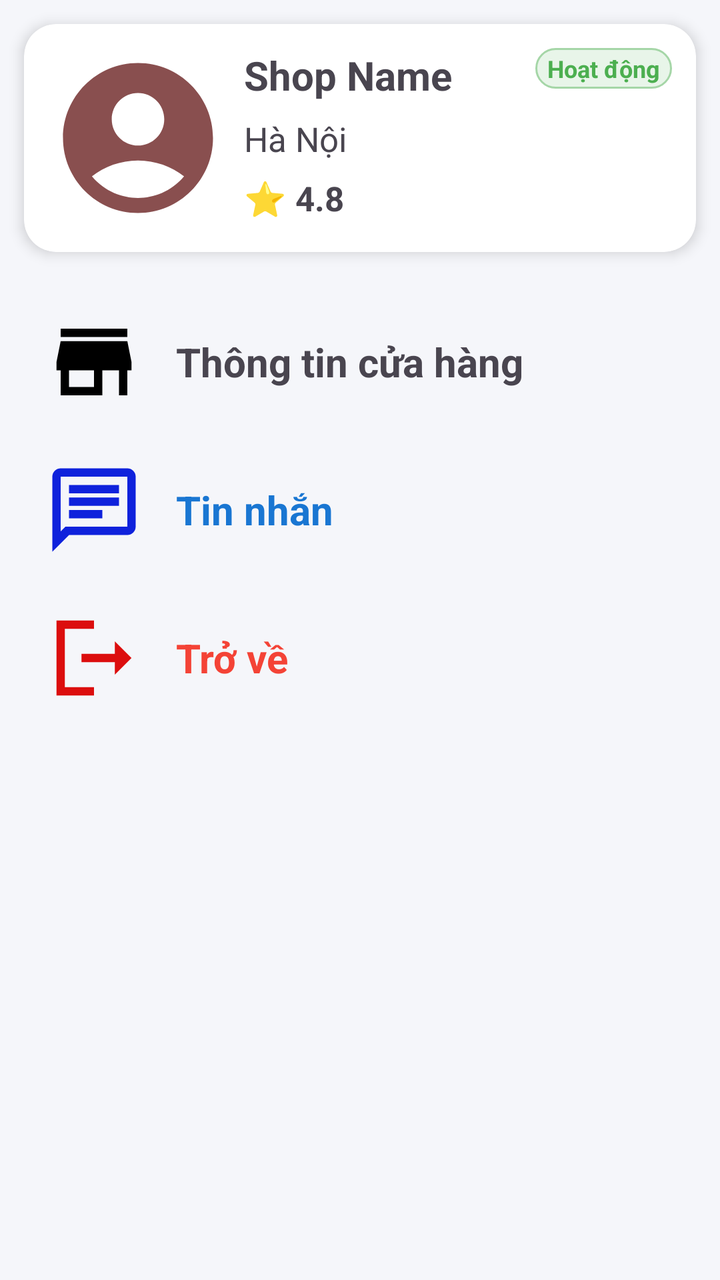
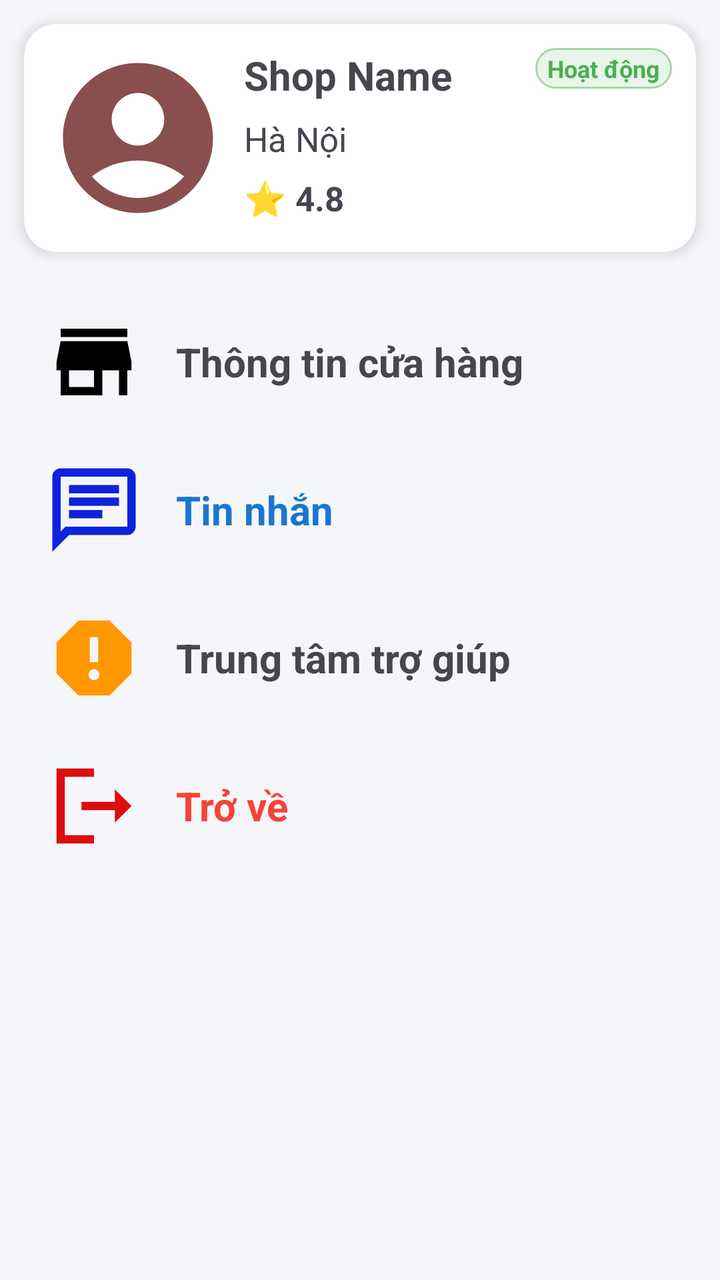

An Android layout rendered at two revisions. The XML below is the earlier revision; the diff shows what the commit changed to produce the second picture.
<!-- AndroidManifest.xml: application theme Theme.EcommerceApp -->
<!-- res/layout/fragment_seller_shop.xml -->
<?xml version="1.0" encoding="utf-8"?>
<androidx.constraintlayout.widget.ConstraintLayout
    xmlns:android="http://schemas.android.com/apk/res/android"
    xmlns:app="http://schemas.android.com/apk/res-auto"
    xmlns:tools="http://schemas.android.com/tools"
    android:layout_width="match_parent"
    android:layout_height="match_parent"
    android:background="@color/background_light"
    tools:context=".ui.fragment.seller.shop.SellerShopFragment">

    
    <androidx.cardview.widget.CardView
        android:id="@+id/cardShopInfo"
        android:layout_width="0dp"
        android:layout_height="wrap_content"
        android:layout_margin="@dimen/screen_padding_small"
        app:cardBackgroundColor="@color/white"
        app:cardCornerRadius="16dp"
        app:cardElevation="4dp"
        app:layout_constraintTop_toTopOf="parent"
        app:layout_constraintStart_toStartOf="parent"
        app:layout_constraintEnd_toEndOf="parent">

        <androidx.constraintlayout.widget.ConstraintLayout
            android:layout_width="match_parent"
            android:layout_height="wrap_content"
            android:padding="12dp">

            <ImageView
                android:id="@+id/imgShopAvatar"
                android:layout_width="90dp"
                android:layout_height="90dp"
                android:contentDescription="@string/desc_image"
                android:src="@drawable/ic_avatar"
                android:scaleType="centerCrop"
                app:layout_constraintStart_toStartOf="parent"
                app:layout_constraintTop_toTopOf="parent"
                app:layout_constraintBottom_toBottomOf="parent"/>

            <TextView
                android:id="@+id/tvShopName"
                android:layout_width="0dp"
                android:layout_height="wrap_content"
                android:layout_marginStart="8dp"
                android:text="@string/seller_shop_default_name"
                android:textSize="20sp"
                android:textStyle="bold"
                android:maxLines="1"
                android:ellipsize="end"
                app:layout_constraintStart_toEndOf="@id/imgShopAvatar"
                app:layout_constraintTop_toTopOf="@id/imgShopAvatar"
                app:layout_constraintEnd_toStartOf="@id/tvShopStatus"/>

            <TextView
                android:id="@+id/tvShopStatus"
                android:layout_width="wrap_content"
                android:layout_height="wrap_content"
                android:layout_marginStart="6dp"
                android:paddingStart="6dp"
                android:paddingEnd="6dp"
                android:paddingTop="2dp"
                android:paddingBottom="2dp"
                android:text="@string/seller_shop_default_status"
                android:textSize="12sp"
                android:textStyle="bold"
                android:textColor="@color/green"
                android:background="@drawable/bg_shop_status_approved"
                app:layout_constraintTop_toTopOf="@id/tvShopName"
                app:layout_constraintEnd_toEndOf="parent"/>

            <TextView
                android:id="@+id/tvShopAddress"
                android:layout_width="0dp"
                android:layout_height="wrap_content"
                android:layout_marginTop="7dp"
                android:text="@string/seller_shop_default_address"
                android:textSize="17sp"
                android:maxLines="1"
                android:ellipsize="end"
                app:layout_constraintStart_toStartOf="@id/tvShopName"
                app:layout_constraintTop_toBottomOf="@id/tvShopName"
                app:layout_constraintEnd_toEndOf="parent"/>

            <TextView
                android:id="@+id/tvShopRating"
                android:layout_width="wrap_content"
                android:layout_height="wrap_content"
                android:layout_marginTop="7dp"
                android:text="@string/seller_shop_default_rating"
                android:textSize="17sp"
                android:textStyle="bold"
                app:layout_constraintStart_toStartOf="@id/tvShopName"
                app:layout_constraintTop_toBottomOf="@id/tvShopAddress"/>

        </androidx.constraintlayout.widget.ConstraintLayout>

    </androidx.cardview.widget.CardView>

    

    <LinearLayout
        android:id="@+id/itemShopInfo"
        android:layout_width="0dp"
        android:layout_height="wrap_content"
        android:orientation="horizontal"
        android:padding="6dp"
        android:layout_marginTop="24dp"
        android:layout_marginHorizontal="16dp"
        android:gravity="center_vertical"
        android:background="?attr/selectableItemBackground"
        app:layout_constraintTop_toBottomOf="@id/cardShopInfo"
        app:layout_constraintStart_toStartOf="parent"
        app:layout_constraintEnd_toEndOf="parent"
        android:clickable="true"
        android:focusable="true">

        <ImageView
            android:layout_width="50dp"
            android:layout_height="50dp"
            android:src="@drawable/ic_shop"
            android:contentDescription="@string/desc_image"/>

        <TextView
            android:layout_width="wrap_content"
            android:layout_height="wrap_content"
            android:layout_marginStart="16dp"
            android:text="@string/seller_shop_info"
            android:textSize="20sp"
            android:textStyle="bold"/>
    </LinearLayout>

    
    <LinearLayout
        android:id="@+id/itemChat"
        android:layout_width="0dp"
        android:layout_height="wrap_content"
        android:orientation="horizontal"
        android:padding="6dp"
        android:layout_marginTop="12dp"
        android:layout_marginHorizontal="16dp"
        android:gravity="center_vertical"
        android:background="?attr/selectableItemBackground"
        app:layout_constraintTop_toBottomOf="@id/itemShopInfo"
        app:layout_constraintStart_toStartOf="parent"
        app:layout_constraintEnd_toEndOf="parent"
        android:clickable="true"
        android:focusable="true">

        <ImageView
            android:layout_width="50dp"
            android:layout_height="50dp"
            android:src="@drawable/ic_chat"
            android:contentDescription="@string/desc_image"/>

        <TextView
            android:layout_width="wrap_content"
            android:layout_height="wrap_content"
            android:layout_marginStart="16dp"
            android:text="@string/chat"
            android:textSize="20sp"
            android:textStyle="bold"
            android:textColor="@color/blue"/>
    </LinearLayout>

    
    <LinearLayout
        android:id="@+id/itemLogout"
        android:layout_width="0dp"
        android:layout_height="wrap_content"
        android:orientation="horizontal"
        android:padding="6dp"
        android:layout_marginTop="12dp"
        android:layout_marginHorizontal="16dp"
        android:gravity="center_vertical"
        android:background="?attr/selectableItemBackground"
        app:layout_constraintTop_toBottomOf="@id/itemChat"
        app:layout_constraintStart_toStartOf="parent"
        app:layout_constraintEnd_toEndOf="parent"
        android:clickable="true"
        android:focusable="true">

        <ImageView
            android:layout_width="50dp"
            android:layout_height="50dp"
            android:src="@drawable/ic_logout"
            android:contentDescription="@string/desc_image"/>

        <TextView
            android:layout_width="wrap_content"
            android:layout_height="wrap_content"
            android:layout_marginStart="16dp"
            android:text="@string/seller_shop_back"
            android:textSize="20sp"
            android:textColor="@color/red"
            android:textStyle="bold"/>
    </LinearLayout>
    
    <com.google.android.material.button.MaterialButton
        android:id="@+id/btnCancelRegistration"
        android:layout_width="wrap_content"
        android:layout_height="wrap_content"
        android:layout_marginTop="32dp"
        android:text="Hủy yêu cầu đăng ký Shop"
        android:visibility="gone"
        app:backgroundTint="@color/red"
        app:cornerRadius="8dp"
        app:layout_constraintTop_toBottomOf="@id/itemLogout"
        app:layout_constraintStart_toStartOf="parent"
        app:layout_constraintEnd_toEndOf="parent"
        tools:visibility="visible"/>

</androidx.constraintlayout.widget.ConstraintLayout>
<!-- resources referenced by this layout -->
<resources>
  <color name="background_light">#F5F6FA</color>
  <color name="blue">#1976D2</color>
  <color name="green">#4CAF50</color>
  <color name="red">#F44336</color>
  <color name="white">#FFFFFFFF</color>
  <dimen name="screen_padding_small">12dp</dimen>
  <!-- drawable bg_shop_status_approved (drawable) -->
  <?xml version="1.0" encoding="utf-8"?>
  <shape xmlns:android="http://schemas.android.com/apk/res/android"
      android:shape="rectangle">
      <solid android:color="#E8F5E9" />
      <corners android:radius="16dp" />
      <stroke android:width="1dp" android:color="#A5D6A7" />
  </shape>
  <!-- drawable ic_avatar (drawable) -->
  <vector xmlns:android="http://schemas.android.com/apk/res/android" android:height="24dp" android:tint="#894F4F" android:viewportHeight="24" android:viewportWidth="24" android:width="24dp">
        
      <path android:fillColor="@android:color/white" android:pathData="M12,2C6.48,2 2,6.48 2,12s4.48,10 10,10s10,-4.48 10,-10S17.52,2 12,2zM12,6c1.93,0 3.5,1.57 3.5,3.5S13.93,13 12,13s-3.5,-1.57 -3.5,-3.5S10.07,6 12,6zM12,20c-2.03,0 -4.43,-0.82 -6.14,-2.88C7.55,15.8 9.68,15 12,15s4.45,0.8 6.14,2.12C16.43,19.18 14.03,20 12,20z"/>
      
  </vector>
  <!-- drawable ic_logout (drawable) -->
  <vector xmlns:android="http://schemas.android.com/apk/res/android" android:autoMirrored="true" android:height="24dp" android:tint="#DC0E0E" android:viewportHeight="24" android:viewportWidth="24" android:width="24dp">
        
      <path android:fillColor="@android:color/white" android:pathData="M5,5l7,0l0,-2l-9,0l0,18l9,0l0,-2l-7,0z"/>
        
      <path android:fillColor="@android:color/white" android:pathData="M21,12l-4,-4l0,3l-8,0l0,2l8,0l0,3z"/>
      
  </vector>
  <!-- drawable ic_shop (drawable) -->
  <vector xmlns:android="http://schemas.android.com/apk/res/android" android:height="30dp" android:tint="#000000" android:viewportHeight="24" android:viewportWidth="24" android:width="30dp">
        
      <path android:fillColor="@android:color/white" android:pathData="M20,4L4,4v2h16L20,4zM21,14v-2l-1,-5L4,7l-1,5v2h1v6h10v-6h4v6h2v-6h1zM12,18L6,18v-4h6v4z"/>
      
  </vector>
  <string name="chat">Tin nhắn</string>
  <string name="desc_image">Ảnh</string>
  <string name="seller_shop_back">Trở về</string>
  <string name="seller_shop_default_address">Hà Nội</string>
  <string name="seller_shop_default_name">Shop Name</string>
  <string name="seller_shop_default_rating">⭐ 4.8</string>
  <string name="seller_shop_default_status">Hoạt động</string>
  <string name="seller_shop_info">Thông tin cửa hàng</string>
  <style name="Theme.EcommerceApp" parent="Base.Theme.EcommerceApp" />
  <style name="Base.Theme.EcommerceApp" parent="Theme.Material3.DayNight.NoActionBar">
          
          <item name="colorPrimary">@color/primary_blue</item>
          <item name="colorSecondary">@color/primary_blue</item>
          
          
          <item name="materialButtonStyle">@style/Widget.Material3.Button</item>
          <item name="android:windowAnimationStyle">@style/WindowAnimation</item>
      </style>
  <color name="primary_blue">#2563EB</color>
  <style name="WindowAnimation">
          <item name="android:activityOpenEnterAnimation">@anim/slide_in_right</item>
          <item name="android:activityOpenExitAnimation">@anim/slide_out_left</item>
          <item name="android:activityCloseEnterAnimation">@anim/slide_in_left</item>
          <item name="android:activityCloseExitAnimation">@anim/slide_out_right</item>
      </style>
  <!-- unchanged entries left out for length: 1 -->
</resources>

<!-- the commit's change to res/layout/fragment_seller_shop.xml (unified diff, before → after) -->
@@ -164,6 +164,39 @@
 
     
     <LinearLayout
+        android:id="@+id/itemComplaint"
+        android:layout_width="0dp"
+        android:layout_height="wrap_content"
+        android:orientation="horizontal"
+        android:padding="6dp"
+        android:layout_marginTop="12dp"
+        android:layout_marginHorizontal="16dp"
+        android:gravity="center_vertical"
+        android:background="?attr/selectableItemBackground"
+        app:layout_constraintTop_toBottomOf="@id/itemChat"
+        app:layout_constraintStart_toStartOf="parent"
+        app:layout_constraintEnd_toEndOf="parent"
+        android:clickable="true"
+        android:focusable="true">
+
+        <ImageView
+            android:layout_width="50dp"
+            android:layout_height="50dp"
+            android:src="@drawable/ic_complaint"
+            android:contentDescription="@string/desc_image"
+            app:tint="@color/orange"/>
+
+        <TextView
+            android:layout_width="wrap_content"
+            android:layout_height="wrap_content"
+            android:layout_marginStart="16dp"
+            android:text="Trung tâm trợ giúp"
+            android:textSize="20sp"
+            android:textStyle="bold" />
+    </LinearLayout>
+
+    
+    <LinearLayout
         android:id="@+id/itemLogout"
         android:layout_width="0dp"
         android:layout_height="wrap_content"
@@ -173,7 +206,7 @@
         android:layout_marginHorizontal="16dp"
         android:gravity="center_vertical"
         android:background="?attr/selectableItemBackground"
-        app:layout_constraintTop_toBottomOf="@id/itemChat"
+        app:layout_constraintTop_toBottomOf="@id/itemComplaint"
         app:layout_constraintStart_toStartOf="parent"
         app:layout_constraintEnd_toEndOf="parent"
         android:clickable="true"
<!-- resource entries referenced after the edit -->
@@ -3,6 +3,7 @@
   <color name="background_light">#F5F6FA</color>
   <color name="blue">#1976D2</color>
   <color name="green">#4CAF50</color>
+  <color name="orange">#FF9800</color>
   <color name="red">#F44336</color>
   <color name="white">#FFFFFFFF</color>
   <dimen name="screen_padding_small">12dp</dimen>
@@ -18,6 +19,12 @@
   <vector xmlns:android="http://schemas.android.com/apk/res/android" android:height="24dp" android:tint="#894F4F" android:viewportHeight="24" android:viewportWidth="24" android:width="24dp">
         
       <path android:fillColor="@android:color/white" android:pathData="M12,2C6.48,2 2,6.48 2,12s4.48,10 10,10s10,-4.48 10,-10S17.52,2 12,2zM12,6c1.93,0 3.5,1.57 3.5,3.5S13.93,13 12,13s-3.5,-1.57 -3.5,-3.5S10.07,6 12,6zM12,20c-2.03,0 -4.43,-0.82 -6.14,-2.88C7.55,15.8 9.68,15 12,15s4.45,0.8 6.14,2.12C16.43,19.18 14.03,20 12,20z"/>
+      
+  </vector>
+  <!-- drawable ic_complaint (drawable) -->
+  <vector xmlns:android="http://schemas.android.com/apk/res/android" android:height="30dp" android:tint="#000000" android:viewportHeight="24" android:viewportWidth="24" android:width="30dp">
+        
+      <path android:fillColor="@android:color/white" android:pathData="M15.73,3L8.27,3L3,8.27v7.46L8.27,21h7.46L21,15.73L21,8.27L15.73,3zM12,17.3c-0.72,0 -1.3,-0.58 -1.3,-1.3s0.58,-1.3 1.3,-1.3 1.3,0.58 1.3,1.3 -0.58,1.3 -1.3,1.3zM13,13h-2L11,7h2v6z"/>
       
   </vector>
   <!-- drawable ic_logout (drawable) -->
